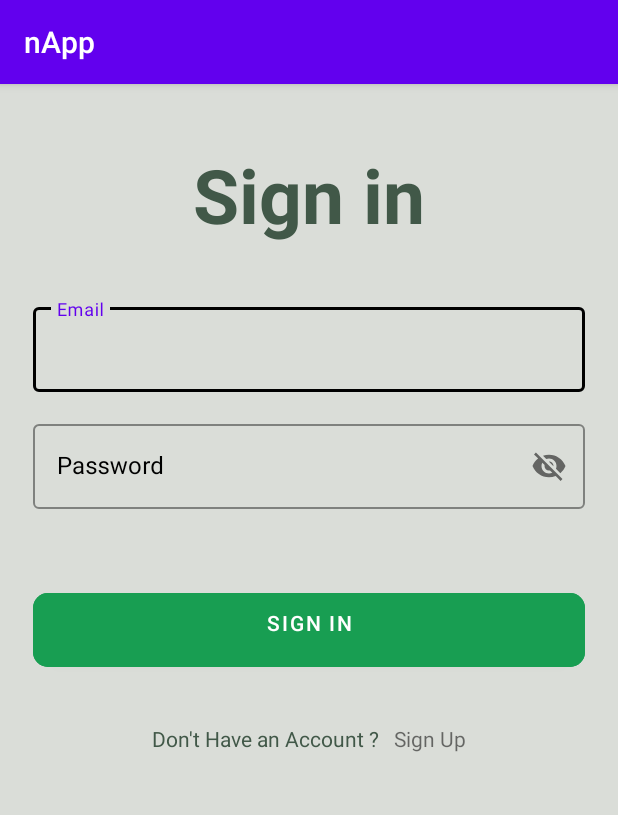
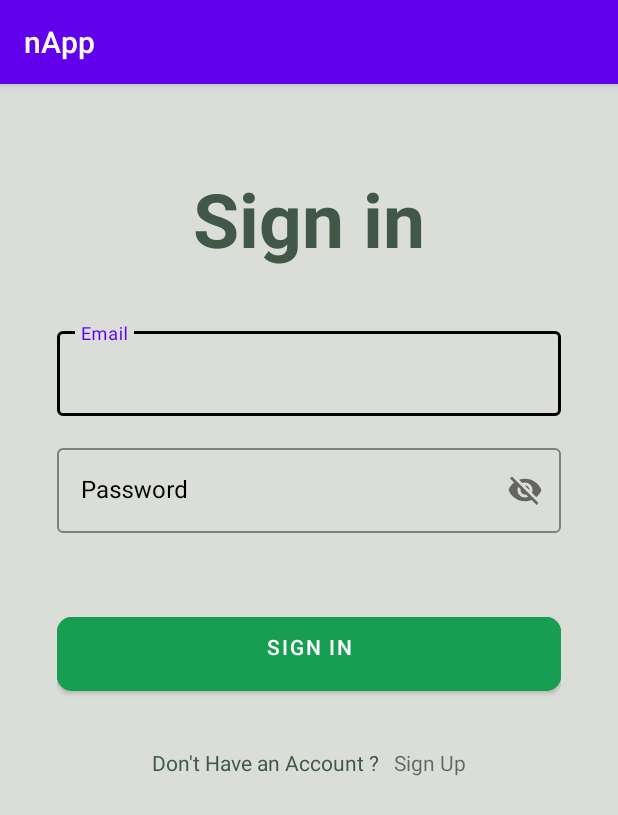
Before and after one commit to 00Chaotic/nApp, an Android app: the screen it shows after launch (LoginActivity), on a phone screen of 412 x 824 dp. Shown: the top 815 px of the screen. Run offline under Robolectric (Android 15) with nearby library versions, the phone set to English and light mode, and no system bars; libraries missing offline, so code that uses them is left out: com.apollographql.apollo, io.jsonwebtoken; 10 statements that could not run were skipped.

Commit message:
adding in the id container, the code should be running now

```diff
--- a/app/src/main/res/layout/activity_login.xml
+++ b/app/src/main/res/layout/activity_login.xml
@@ -2,10 +2,15 @@
 <ScrollView xmlns:android="http://schemas.android.com/apk/res/android"
     xmlns:app="http://schemas.android.com/apk/res-auto"
     xmlns:tools="http://schemas.android.com/tools"
+    android:id="@+id/container"
     android:layout_width="match_parent"
     android:layout_height="match_parent"
     android:background="#DADDD8"
     android:scrollbars="none"
+    android:paddingLeft="@dimen/activity_horizontal_margin"
+    android:paddingTop="@dimen/activity_vertical_margin"
+    android:paddingRight="@dimen/activity_horizontal_margin"
+    android:paddingBottom="@dimen/activity_vertical_margin"
     tools:context=".ui.login.LoginActivity">
 
     <LinearLayout
```
